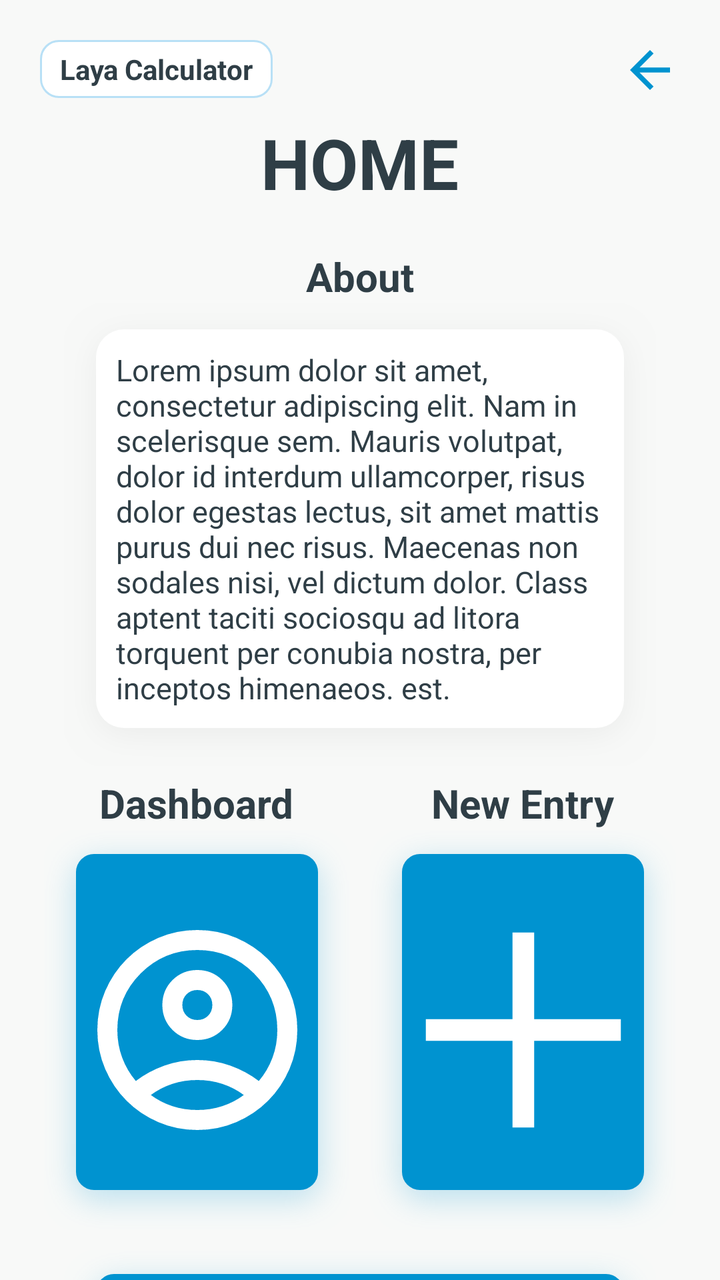
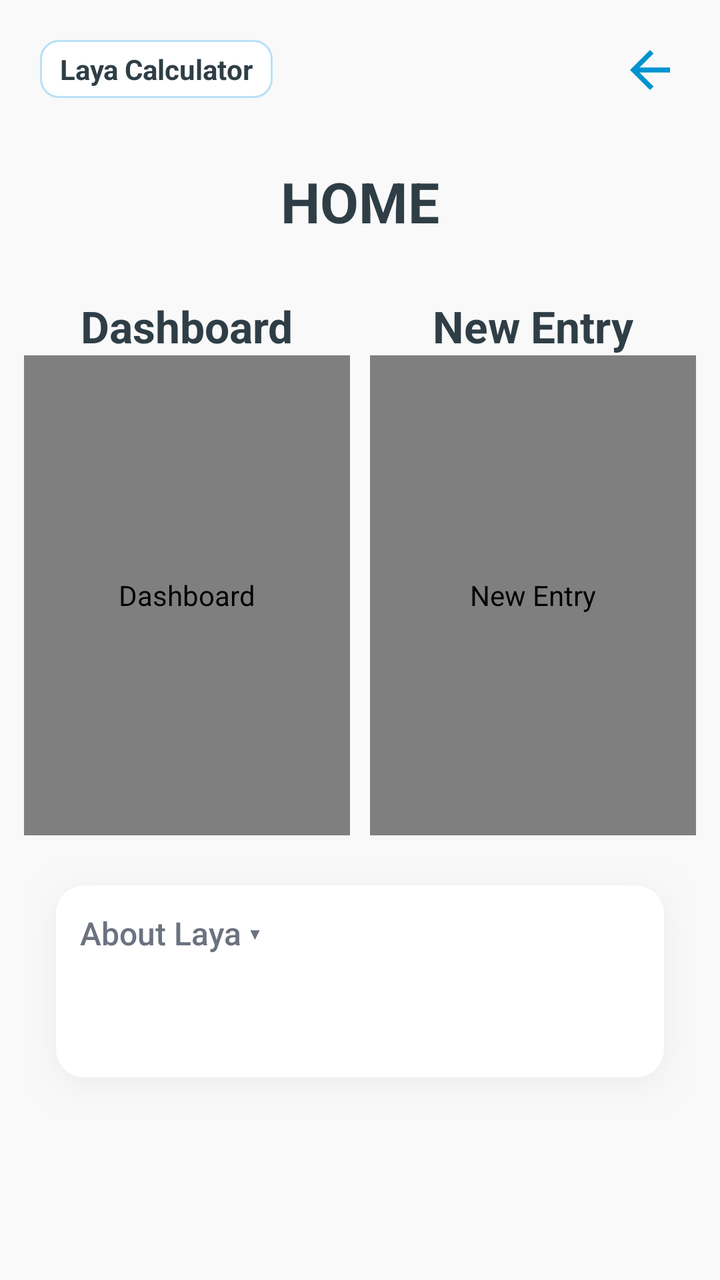

Before-and-after screenshots of an Android layout around one commit, followed by the original layout XML and the change that was made.
<!-- AndroidManifest.xml: application theme Theme.MyApplication -->
<!-- res/layout/activity_home.xml -->
<?xml version="1.0" encoding="utf-8"?>
<androidx.constraintlayout.widget.ConstraintLayout
    xmlns:android="http://schemas.android.com/apk/res/android"
    xmlns:app="http://schemas.android.com/apk/res-auto"
    xmlns:tools="http://schemas.android.com/tools"
    android:id="@+id/main"
    android:layout_width="match_parent"
    android:layout_height="match_parent"
    android:background="@color/laya_background"
    tools:context=".HomeActivity">
    <LinearLayout
        android:layout_width="match_parent"
        android:layout_height="wrap_content"
        android:orientation="horizontal"
        app:layout_constraintEnd_toEndOf="parent"
        app:layout_constraintStart_toStartOf="parent"
        app:layout_constraintTop_toTopOf="parent"
        android:id="@+id/homeTopBar">
        <TextView
            android:layout_width="wrap_content"
            android:layout_height="wrap_content"
            android:text="@string/app_name"
            android:layout_marginTop="20dp"
            android:layout_marginStart="20dp"
            android:textStyle="bold"
            android:textColor="@color/laya_text"
            android:background="@drawable/login_title"
            android:paddingHorizontal="10dp"
            android:paddingVertical="5dp" />
        <Space
            android:layout_width="0dp"
            android:layout_height="0dp"
            android:layout_weight="1" />
        <ImageButton
            android:id="@+id/homeBackButton"
            android:layout_width="30dp"
            android:layout_height="30dp"
            android:layout_marginTop="20dp"
            android:layout_marginEnd="20dp"
            android:background="@null"
            android:src="@drawable/outline_arrow_back_24"
            app:tint="@color/laya_primary"
            android:elevation="0dp"
            android:stateListAnimator="@null" />
    </LinearLayout>
    <androidx.core.widget.NestedScrollView
        android:id="@+id/homeScroll"
        android:layout_width="0dp"
        android:layout_height="0dp"
        android:fillViewport="true"
        android:clipToPadding="false"
        android:paddingHorizontal="12dp"
        android:paddingTop="8dp"
        android:paddingBottom="16dp"
        app:layout_constraintTop_toBottomOf="@id/homeTopBar"
        app:layout_constraintBottom_toBottomOf="parent"
        app:layout_constraintStart_toStartOf="parent"
        app:layout_constraintEnd_toEndOf="parent">
        <androidx.constraintlayout.widget.ConstraintLayout
            android:layout_width="match_parent"
            android:layout_height="wrap_content">
            <LinearLayout
                android:layout_width="0dp"
                android:layout_height="wrap_content"
                android:gravity="center"
                android:orientation="vertical"
                app:layout_constraintBottom_toBottomOf="parent"
                app:layout_constraintEnd_toEndOf="parent"
                app:layout_constraintStart_toStartOf="parent"
                app:layout_constraintTop_toTopOf="parent"
                app:layout_constraintWidth_max="360dp">
                <TextView
                    android:layout_width="wrap_content"
                    android:layout_height="wrap_content"
                    android:textColor="@color/laya_text"
                    android:textStyle="bold"
                    android:text="HOME"
                    android:textSize="35sp" />
                <TextView
                    android:id="@+id/homeLoginProfileName"
                    android:layout_width="wrap_content"
                    android:layout_height="wrap_content"
                    android:layout_marginTop="4dp"
                    android:textColor="@color/laya_label"
                    android:textSize="16sp"
                    android:visibility="gone" />
                <TextView
                    android:layout_width="wrap_content"
                    android:layout_height="wrap_content"
                    android:textColor="@color/laya_text"
                    android:textStyle="bold"
                    android:text="About"
                    android:textSize="20sp"
                    android:layout_marginTop="20dp" />
                <TextView
                    android:layout_width="match_parent"
                    android:layout_height="wrap_content"
                    android:textColor="@color/laya_text"
                    android:text="@string/lorem_ipsum"
                    android:textSize="15sp"
                    android:background="@drawable/laya_card"
                    android:paddingLeft="26dp"
                    android:paddingTop="23dp"
                    android:paddingRight="26dp"
                    android:paddingBottom="29dp"
                    android:layout_marginHorizontal="20dp" />
                <LinearLayout
                    android:layout_width="match_parent"
                    android:layout_height="wrap_content"
                    android:gravity="center"
                    android:orientation="horizontal"
                    android:layout_marginHorizontal="10dp">
                    <LinearLayout
                        android:layout_width="0dp"
                        android:layout_height="wrap_content"
                        android:gravity="center"
                        android:orientation="vertical"
                        android:layout_weight="1"
                        android:layout_marginEnd="5dp">
                        <TextView
                            android:layout_width="wrap_content"
                            android:layout_height="wrap_content"
                            android:textColor="@color/laya_text"
                            android:textStyle="bold"
                            android:text="Dashboard"
                            android:textSize="20sp"
                            android:layout_marginTop="5dp" />
                        <ImageButton
                            android:id="@+id/dashboardButton"
                            android:layout_width="match_parent"
                            android:layout_height="200dp"
                            android:background="@drawable/button_background"
                            app:tint="@color/laya_white"
                            android:backgroundTint="@null"
                            android:onClick="open_dashboard"
                            android:src="@drawable/outline_account_circle_24"
                            android:elevation="0dp"
                            android:stateListAnimator="@null" />
                    </LinearLayout>
                    <LinearLayout
                        android:layout_width="0dp"
                        android:layout_height="wrap_content"
                        android:gravity="center"
                        android:orientation="vertical"
                        android:layout_weight="1"
                        android:layout_marginStart="5dp">
                        <TextView
                            android:layout_width="wrap_content"
                            android:layout_height="wrap_content"
                            android:textColor="@color/laya_text"
                            android:textStyle="bold"
                            android:text="New Entry"
                            android:textSize="20sp"
                            android:layout_marginTop="5dp" />
                        <ImageButton
                            android:id="@+id/newEntryButton"
                            android:layout_width="match_parent"
                            android:layout_height="200dp"
                            android:background="@drawable/button_background"
                            app:tint="@color/laya_white"
                            android:backgroundTint="@null"
                            android:onClick="make_new_entry"
                            android:src="@drawable/outline_add_2_24"
                            android:elevation="0dp"
                            android:stateListAnimator="@null" />
                    </LinearLayout>
                </LinearLayout>
                <androidx.appcompat.widget.AppCompatButton
                    android:id="@+id/contactHelpButton"
                    android:layout_width="match_parent"
                    android:layout_height="80dp"
                    android:layout_marginTop="10dp"
                    android:background="@drawable/button_background"
                    android:textColor="@color/laya_white"
                    android:onClick="contact_help"
                    android:text="CONTACT HELP"
                    android:textSize="20sp"
                    android:textStyle="bold"
                    android:backgroundTint="@null"
                    app:backgroundTint="@null"
                    android:elevation="0dp"
                    android:stateListAnimator="@null"
                    android:minHeight="80dp"
                    android:insetTop="0dp"
                    android:insetBottom="0dp"
                    android:paddingLeft="28dp"
                    android:paddingTop="22dp"
                    android:paddingRight="28dp"
                    android:paddingBottom="30dp"
                    android:layout_marginHorizontal="20dp" />
            </LinearLayout>
        </androidx.constraintlayout.widget.ConstraintLayout>
    </androidx.core.widget.NestedScrollView>
</androidx.constraintlayout.widget.ConstraintLayout>
<!-- resources referenced by this layout -->
<resources>
  <color name="laya_background">#F8F9F8</color>
  <color name="laya_label">#0077A8</color>
  <color name="laya_primary">#0093D0</color>
  <color name="laya_text">#2F3E46</color>
  <color name="laya_white">#FFFFFF</color>
  <!-- drawable button_background (drawable) -->
  <?xml version="1.0" encoding="utf-8"?>
  <ripple
      xmlns:android="http://schemas.android.com/apk/res/android"
      android:color="@color/laya_focus_ring">
      <item android:drawable="@drawable/laya_button"/>
  </ripple>
  <!-- drawable login_title (drawable) -->
  <?xml version="1.0" encoding="utf-8"?>
  <shape android:shape="rectangle" xmlns:android="http://schemas.android.com/apk/res/android"><solid android:color="@color/laya_surface"/><corners android:radius="9dp"/><stroke android:width="1dp" android:color="@color/laya_border"/></shape>
  <!-- drawable outline_add_2_24 (drawable) -->
  <vector xmlns:android="http://schemas.android.com/apk/res/android" android:height="130dp" android:tint="@color/laya_primary" android:viewportHeight="960" android:viewportWidth="960" android:width="130dp">
        
      <path android:fillColor="@android:color/white" android:pathData="M440,840L440,520L120,520L120,440L440,440L440,120L520,120L520,440L840,440L840,520L520,520L520,840L440,840Z"/>
      
  </vector>
  <string name="app_name">Laya Calculator</string>
  <string name="lorem_ipsum">
          Lorem ipsum dolor sit amet, consectetur adipiscing elit. Nam in scelerisque sem. Mauris
          volutpat, dolor id interdum ullamcorper, risus dolor egestas lectus, sit amet mattis purus
          dui nec risus. Maecenas non sodales nisi, vel dictum dolor. Class aptent taciti sociosqu ad
          litora torquent per conubia nostra, per inceptos himenaeos.
          est.
      </string>
  <style name="Theme.MyApplication" parent="Base.Theme.MyApplication" />
  <color name="laya_focus_ring">#1A0093D0</color>
  <color name="laya_card_shadow">#0D000000</color>
  <color name="laya_surface">#FFFFFF</color>
  <color name="laya_border">#B8E0F6</color>
  <color name="laya_button_shadow">#400093D0</color>
  <color name="laya_summary">#F0F8FF</color>
  <color name="laya_danger">#DC2626</color>
  <color name="laya_muted">#6B7280</color>
  <style name="AppSwitch" parent="Widget.Material3.CompoundButton.MaterialSwitch">
          <item name="thumbTint">@color/app_switch_thumb</item>
          <item name="trackTint">@color/app_switch_track</item>
          <item name="trackDecorationTint">@android:color/transparent</item>
      </style>
  <style name="AppEditText" parent="Widget.AppCompat.EditText">
          <item name="android:background">@drawable/entertextbox</item>
          <item name="backgroundTint">@null</item>
          <item name="android:textColor">@color/laya_input_text</item>
          <item name="android:textColorHint">@color/laya_muted</item>
          <item name="android:paddingHorizontal">12dp</item>
          <item name="android:paddingVertical">10dp</item>
      </style>
  <style name="AppSpinner" parent="Widget.AppCompat.Spinner">
          <item name="android:background">@drawable/laya_spinner</item>
          <item name="backgroundTint">@null</item>
          <item name="android:popupBackground">@color/laya_surface</item>
          <item name="android:minHeight">44dp</item>
          <item name="android:paddingStart">8dp</item>
          <item name="android:paddingEnd">28dp</item>
      </style>
  <color name="laya_input_text">#000000</color>
  <style name="LayaAlertDialog" parent="MaterialAlertDialog.Material3">
          <item name="shapeAppearance">@style/LayaDialogShape</item>
      </style>
  <color name="laya_input_surface">#FEFEFE</color>
  <style name="LayaDialogShape" parent="ShapeAppearance.Material3.MediumComponent">
          <item name="cornerSize">16dp</item>
      </style>
  <!-- unchanged entries left out for length: 12 -->
</resources>

<!-- the commit's change to res/layout/activity_home.xml (unified diff, before → after) -->
@@ -48,7 +48,8 @@
         android:layout_width="0dp"
         android:layout_height="0dp"
         android:fillViewport="true"
-        android:clipToPadding="false"
+        android:clipToPadding="true"
+        android:focusableInTouchMode="true"
         android:paddingHorizontal="12dp"
         android:paddingTop="8dp"
         android:paddingBottom="16dp"
@@ -62,20 +63,22 @@
             <LinearLayout
                 android:layout_width="0dp"
                 android:layout_height="wrap_content"
-                android:gravity="center"
+                android:gravity="top|center_horizontal"
                 android:orientation="vertical"
-                app:layout_constraintBottom_toBottomOf="parent"
+                android:layout_marginTop="24dp"
                 app:layout_constraintEnd_toEndOf="parent"
                 app:layout_constraintStart_toStartOf="parent"
                 app:layout_constraintTop_toTopOf="parent"
-                app:layout_constraintWidth_max="360dp">
+                app:layout_constraintBottom_toBottomOf="parent"
+                app:layout_constraintVertical_bias="0"
+                app:layout_constraintWidth_max="460dp">
                 <TextView
                     android:layout_width="wrap_content"
                     android:layout_height="wrap_content"
                     android:textColor="@color/laya_text"
                     android:textStyle="bold"
                     android:text="HOME"
-                    android:textSize="35sp" />
+                    android:textSize="28sp" />
                 <TextView
                     android:id="@+id/homeLoginProfileName"
                     android:layout_width="wrap_content"
@@ -84,32 +87,13 @@
                     android:textColor="@color/laya_label"
                     android:textSize="16sp"
                     android:visibility="gone" />
-                <TextView
-                    android:layout_width="wrap_content"
-                    android:layout_height="wrap_content"
-                    android:textColor="@color/laya_text"
-                    android:textStyle="bold"
-                    android:text="About"
-                    android:textSize="20sp"
-                    android:layout_marginTop="20dp" />
-                <TextView
-                    android:layout_width="match_parent"
-                    android:layout_height="wrap_content"
-                    android:textColor="@color/laya_text"
-                    android:text="@string/lorem_ipsum"
-                    android:textSize="15sp"
-                    android:background="@drawable/laya_card"
-                    android:paddingLeft="26dp"
-                    android:paddingTop="23dp"
-                    android:paddingRight="26dp"
-                    android:paddingBottom="29dp"
-                    android:layout_marginHorizontal="20dp" />
                 <LinearLayout
                     android:layout_width="match_parent"
                     android:layout_height="wrap_content"
                     android:gravity="center"
                     android:orientation="horizontal"
-                    android:layout_marginHorizontal="10dp">
+                    android:layout_marginHorizontal="0dp"
+                    android:layout_marginTop="24dp">
                     <LinearLayout
                         android:layout_width="0dp"
                         android:layout_height="wrap_content"
@@ -122,13 +106,15 @@
                             android:layout_height="wrap_content"
                             android:textColor="@color/laya_text"
                             android:textStyle="bold"
-                            android:text="Dashboard"
-                            android:textSize="20sp"
+                            android:text="@string/home_dashboard"
+                            android:onClick="open_dashboard"
+                            android:textSize="22sp"
                             android:layout_marginTop="5dp" />
-                        <ImageButton
+                        <com.example.myapplication.HomeActionButton
                             android:id="@+id/dashboardButton"
+                        android:contentDescription="@string/home_dashboard"
                             android:layout_width="match_parent"
-                            android:layout_height="200dp"
+                            android:layout_height="240dp"
                             android:background="@drawable/button_background"
                             app:tint="@color/laya_white"
                             android:backgroundTint="@null"
@@ -149,13 +135,15 @@
                             android:layout_height="wrap_content"
                             android:textColor="@color/laya_text"
                             android:textStyle="bold"
-                            android:text="New Entry"
-                            android:textSize="20sp"
+                            android:text="@string/home_new_entry"
+                            android:onClick="make_new_entry"
+                            android:textSize="22sp"
                             android:layout_marginTop="5dp" />
-                        <ImageButton
+                        <com.example.myapplication.HomeActionButton
                             android:id="@+id/newEntryButton"
+                        android:contentDescription="@string/home_new_entry"
                             android:layout_width="match_parent"
-                            android:layout_height="200dp"
+                            android:layout_height="240dp"
                             android:background="@drawable/button_background"
                             app:tint="@color/laya_white"
                             android:backgroundTint="@null"
@@ -165,29 +153,42 @@
                             android:stateListAnimator="@null" />
                     </LinearLayout>
                 </LinearLayout>
-                <androidx.appcompat.widget.AppCompatButton
-                    android:id="@+id/contactHelpButton"
+                <LinearLayout
                     android:layout_width="match_parent"
-                    android:layout_height="80dp"
-                    android:layout_marginTop="10dp"
-                    android:background="@drawable/button_background"
-                    android:textColor="@color/laya_white"
-                    android:onClick="contact_help"
-                    android:text="CONTACT HELP"
-                    android:textSize="20sp"
-                    android:textStyle="bold"
-                    android:backgroundTint="@null"
-                    app:backgroundTint="@null"
-                    android:elevation="0dp"
-                    android:stateListAnimator="@null"
-                    android:minHeight="80dp"
-                    android:insetTop="0dp"
-                    android:insetBottom="0dp"
+                    android:layout_height="wrap_content"
+                    android:layout_marginTop="12dp"
+                    android:orientation="vertical"
+                    android:background="@drawable/laya_card"
                     android:paddingLeft="28dp"
-                    android:paddingTop="22dp"
                     android:paddingRight="28dp"
-                    android:paddingBottom="30dp"
-                    android:layout_marginHorizontal="20dp" />
+                    android:paddingTop="13dp"
+                    android:paddingBottom="19dp">
+                    <androidx.appcompat.widget.AppCompatButton
+                        android:id="@+id/homeAboutToggle"
+                        android:layout_width="match_parent"
+                        android:layout_height="wrap_content"
+                        android:minHeight="48dp"
+                        android:minWidth="0dp"
+                        android:padding="0dp"
+                        android:gravity="center_vertical|start"
+                        android:background="?attr/selectableItemBackground"
+                        android:text="@string/home_about_show"
+                        android:textAllCaps="false"
+                        android:textColor="@color/laya_muted"
+                        android:textSize="16sp"
+                        android:elevation="0dp"
+                        android:stateListAnimator="@null"/>
+                    <TextView
+                        android:id="@+id/homeAboutDescription"
+                        android:layout_width="match_parent"
+                        android:layout_height="wrap_content"
+                        android:paddingTop="4dp"
+                        android:paddingBottom="12dp"
+                        android:text="@string/home_about"
+                        android:textColor="@color/laya_text"
+                        android:textSize="15sp"
+                        android:visibility="gone"/>
+                </LinearLayout>
             </LinearLayout>
         </androidx.constraintlayout.widget.ConstraintLayout>
     </androidx.core.widget.NestedScrollView>
<!-- resource entries referenced after the edit -->
@@ -22,13 +22,10 @@
       
   </vector>
   <string name="app_name">Laya Calculator</string>
-  <string name="lorem_ipsum">
-          Lorem ipsum dolor sit amet, consectetur adipiscing elit. Nam in scelerisque sem. Mauris
-          volutpat, dolor id interdum ullamcorper, risus dolor egestas lectus, sit amet mattis purus
-          dui nec risus. Maecenas non sodales nisi, vel dictum dolor. Class aptent taciti sociosqu ad
-          litora torquent per conubia nostra, per inceptos himenaeos.
-          est.
-      </string>
+  <string name="home_about">Laya Calculator is a tool designed to help legal professionals and advocates calculate time served and remaining prison sentences under Philippine law, accounting for applicable deductions and disqualifications. By making these calculations simpler and more accessible, Laya aims to prevent overdetention and protect the right of individuals to be released when their sentences are complete.</string>
+  <string name="home_about_show">About Laya   ▾</string>
+  <string name="home_dashboard">Dashboard</string>
+  <string name="home_new_entry">New Entry</string>
   <style name="Theme.MyApplication" parent="Base.Theme.MyApplication" />
   <color name="laya_focus_ring">#1A0093D0</color>
   <color name="laya_card_shadow">#0D000000</color>
